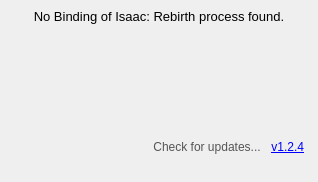
networkMe/missinghud2, file src/LoaderGUI.ui: the form before one commit.
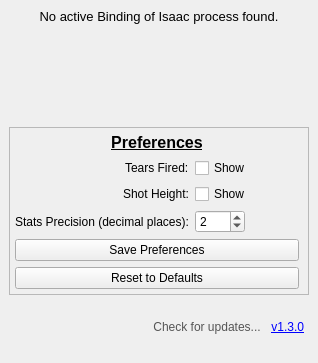
The form after the commit. Icons and pictures are not drawn.

Commit message: Afterbirth support! Added Preferences menu for people to have a little choice on how detailed their HUD is.

Patch:
```diff
--- a/src/LoaderGUI.ui
+++ b/src/LoaderGUI.ui
@@ -10,7 +10,7 @@
     <x>0</x>
     <y>0</y>
     <width>318</width>
-    <height>182</height>
+    <height>363</height>
    </rect>
   </property>
   <property name="windowTitle">
@@ -31,7 +31,7 @@
        </font>
       </property>
       <property name="text">
-       <string>No Binding of Isaac: Rebirth process found.</string>
+       <string>No active Binding of Isaac process found.</string>
       </property>
       <property name="alignment">
        <set>Qt::AlignHCenter|Qt::AlignTop</set>
@@ -42,7 +42,12 @@
      </widget>
     </item>
     <item>
-     <widget class="QLabel" name="MHUD2Banner">
+     <widget class="QLabel" name="lbl_MHUD2Banner">
+      <property name="font">
+       <font>
+        <family>Segoe UI</family>
+       </font>
+      </property>
       <property name="text">
        <string/>
       </property>
@@ -58,7 +63,123 @@
      </widget>
     </item>
     <item>
-     <layout class="QHBoxLayout" name="UpdateHLayout" stretch="1,0">
+     <widget class="QFrame" name="frame_Options">
+      <property name="font">
+       <font>
+        <family>Segoe UI</family>
+       </font>
+      </property>
+      <property name="frameShape">
+       <enum>QFrame::StyledPanel</enum>
+      </property>
+      <property name="frameShadow">
+       <enum>QFrame::Plain</enum>
+      </property>
+      <layout class="QFormLayout" name="lay_Options">
+       <property name="labelAlignment">
+        <set>Qt::AlignRight|Qt::AlignTrailing|Qt::AlignVCenter</set>
+       </property>
+       <property name="leftMargin">
+        <number>5</number>
+       </property>
+       <property name="topMargin">
+        <number>5</number>
+       </property>
+       <property name="bottomMargin">
+        <number>5</number>
+       </property>
+       <item row="5" column="0">
+        <widget class="QLabel" name="lbl_Precision">
+         <property name="text">
+          <string>Stats Precision (decimal places):</string>
+         </property>
+        </widget>
+       </item>
+       <item row="5" column="1">
+        <widget class="QSpinBox" name="spinbox_Precision">
+         <property name="maximumSize">
+          <size>
+           <width>50</width>
+           <height>16777215</height>
+          </size>
+         </property>
+         <property name="maximum">
+          <number>5</number>
+         </property>
+         <property name="value">
+          <number>2</number>
+         </property>
+        </widget>
+       </item>
+       <item row="6" column="0" colspan="2">
+        <widget class="QPushButton" name="btn_ApplyPrefs">
+         <property name="text">
+          <string>Save Preferences</string>
+         </property>
+        </widget>
+       </item>
+       <item row="0" column="0" colspan="2">
+        <widget class="QLabel" name="lbl_PreferencesHeader">
+         <property name="font">
+          <font>
+           <family>Segoe UI</family>
+           <pointsize>12</pointsize>
+           <weight>75</weight>
+           <bold>true</bold>
+           <underline>true</underline>
+          </font>
+         </property>
+         <property name="text">
+          <string>Preferences</string>
+         </property>
+         <property name="alignment">
+          <set>Qt::AlignCenter</set>
+         </property>
+        </widget>
+       </item>
+       <item row="2" column="0">
+        <widget class="QLabel" name="lbl_ShowNumTears">
+         <property name="text">
+          <string>Tears Fired:</string>
+         </property>
+         <property name="alignment">
+          <set>Qt::AlignLeading|Qt::AlignLeft|Qt::AlignVCenter</set>
+         </property>
+        </widget>
+       </item>
+       <item row="2" column="1">
+        <widget class="QCheckBox" name="cb_ShowNumTears">
+         <property name="text">
+          <string>Show</string>
+         </property>
+        </widget>
+       </item>
+       <item row="7" column="0" colspan="2">
+        <widget class="QPushButton" name="btn_ResetPrefs">
+         <property name="text">
+          <string>Reset to Defaults</string>
+         </property>
+        </widget>
+       </item>
+       <item row="3" column="0">
+        <widget class="QLabel" name="lbl_ShotHeight">
+         <property name="text">
+          <string>Shot Height:</string>
+         </property>
+        </widget>
+       </item>
+       <item row="3" column="1">
+        <widget class="QCheckBox" name="cb_ShowShotHeight">
+         <property name="text">
+          <string>Show</string>
+         </property>
+        </widget>
+       </item>
+      </layout>
+     </widget>
+    </item>
+    <item>
+     <layout class="QHBoxLayout" name="hbox_Version" stretch="1,0">
       <property name="spacing">
        <number>6</number>
       </property>
@@ -66,7 +187,7 @@
        <enum>QLayout::SetDefaultConstraint</enum>
       </property>
       <item alignment="Qt::AlignRight">
-       <widget class="QPushButton" name="UpdateCheck">
+       <widget class="QPushButton" name="btn_UpdateCheck">
         <property name="font">
          <font>
           <family>Segoe UI</family>
@@ -87,14 +208,14 @@
        </widget>
       </item>
       <item>
-       <widget class="QLabel" name="Version">
+       <widget class="QLabel" name="lbl_Version">
         <property name="font">
          <font>
           <family>Segoe UI</family>
          </font>
         </property>
         <property name="text">
-         <string>&lt;a href=&quot;https://github.com/networkMe/missinghud2/releases&quot;&gt;v1.2.4&lt;/a&gt;</string>
+         <string>&lt;a href=&quot;https://github.com/networkMe/missinghud2/releases&quot;&gt;v1.3.0&lt;/a&gt;</string>
         </property>
         <property name="textFormat">
          <enum>Qt::RichText</enum>
```
Left out of the diff: 2 changed lines with no effect on the pictures. The commit also changes 29 other files.
